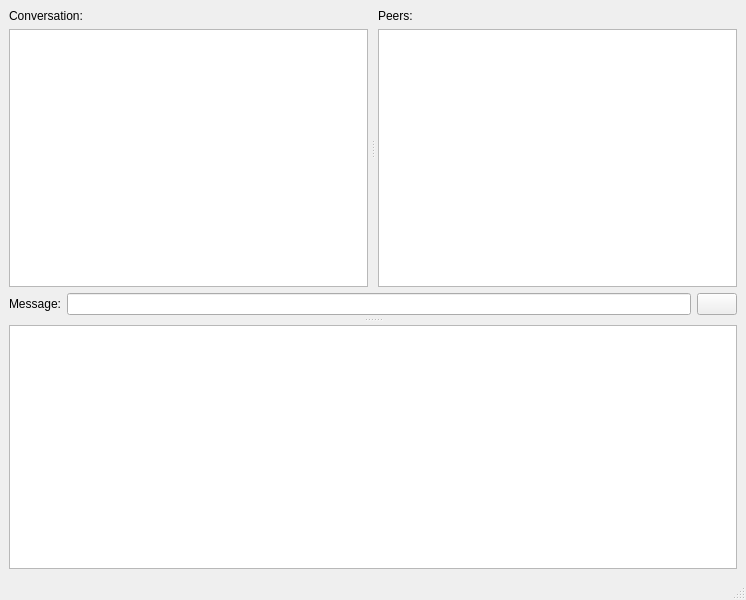
The window that impl/python/qtForms/window.ui (mswiders1/multitalk) describes before a commit, drawn with Qt 5.
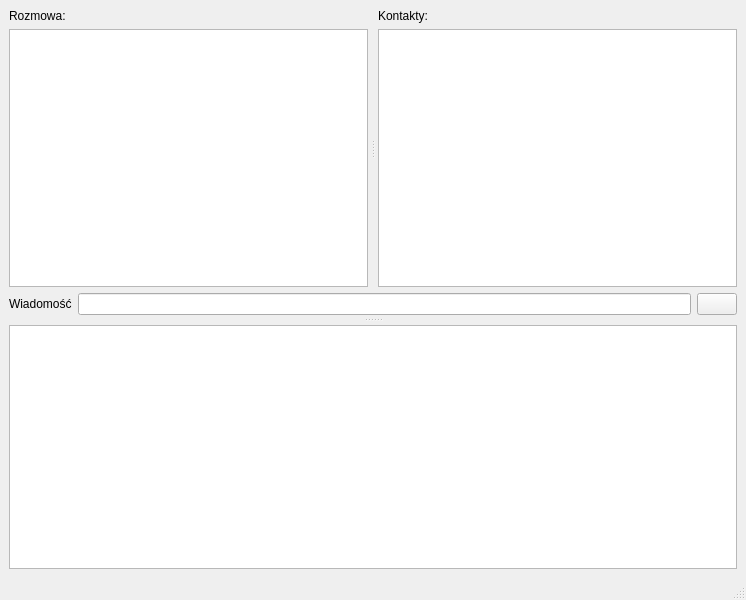
The same window after the commit. Icons and pictures are not drawn.

```diff
--- a/impl/python/qtForms/window.ui
+++ b/impl/python/qtForms/window.ui
@@ -72,7 +72,7 @@
                </sizepolicy>
               </property>
               <property name="text">
-               <string>Conversation:</string>
+               <string>Rozmowa:</string>
               </property>
              </widget>
             </item>
@@ -108,7 +108,7 @@
                </sizepolicy>
               </property>
               <property name="text">
-               <string>Peers:</string>
+               <string>Kontakty:</string>
               </property>
              </widget>
             </item>
@@ -146,7 +146,7 @@
           <item>
            <widget class="QLabel" name="label">
             <property name="text">
-             <string>Message:</string>
+             <string>Wiadomość</string>
             </property>
            </widget>
           </item>
```
Left out of the diff: 2 changed lines with no effect on the pictures.
